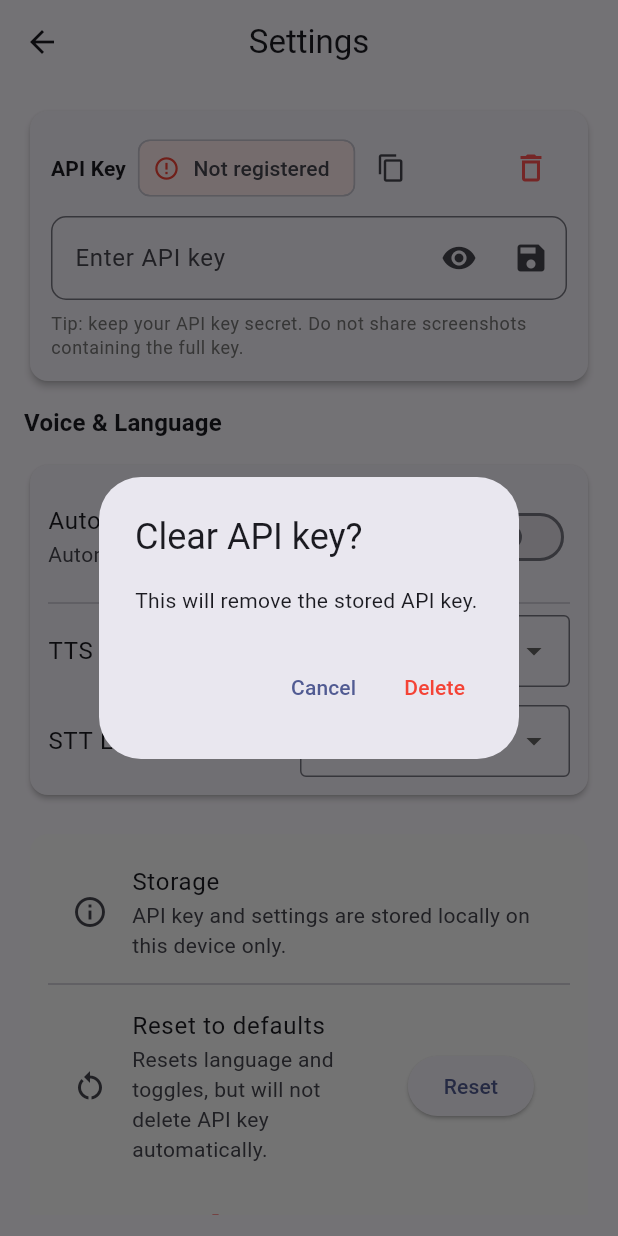
After one commit to Davidbek96/prototype, a Flutter app: the SettingsPage screen opened directly, after a tap on the "delete outline" icon, on a phone screen of 412 x 824 dp. The commit adds this screen. Run offline on Flutter 3.47's test engine with Material 3 defaults, Android fonts, the phone set to English and light mode, and no system bars; our stand-ins replace avatar_glow, battery_plus, connectivity_plus, device_info_plus, flutter_tts, get and 6 more; accounts and stored records are empty.

Commit message:
Added abstract settings page

```diff
--- /dev/null
+++ b/lib/controllers/settings_controller.dart
@@ -0,0 +1,99 @@
+import 'package:flutter/material.dart';
+import 'package:get/get.dart';
+import 'package:get_storage/get_storage.dart';
+
+class SettingsController extends GetxController {
+  final GetStorage _box = GetStorage();
+
+  late TextEditingController apiKeyController;
+  final RxBool apiKeyIsSet = false.obs;
+  final autoPlayTts = false.obs;
+
+  // Separate languages for TTS and STT
+  final ttsLanguage = 'en-US'.obs;
+  final sttLanguage = 'en-US'.obs;
+
+  final List<Map<String, String>> supportedLanguages = [
+    {'code': 'en-US', 'label': 'English (US)'},
+    {'code': 'en-GB', 'label': 'English (UK)'},
+    {'code': 'ko-KR', 'label': 'Korean'},
+    {'code': 'ja-JP', 'label': 'Japanese'},
+    {'code': 'fr-FR', 'label': 'French'},
+    {'code': 'de-DE', 'label': 'German'},
+    {'code': 'es-ES', 'label': 'Spanish'},
+    {'code': 'hi-IN', 'label': 'Hindi'},
+    // add more if needed
+  ];
+
+  // UI state
+  final showApiKey = false.obs;
+  final isSaving = false.obs;
+
+  @override
+  void onInit() {
+    super.onInit();
+    apiKeyController = TextEditingController(text: _box.read('apiKey') ?? '');
+    apiKeyIsSet.value = (apiKeyController.text.trim().isNotEmpty);
+    autoPlayTts.value = _box.read('autoPlayTts') ?? false;
+    ttsLanguage.value =
+        _box.read('ttsLanguage') ?? (_box.read('language') ?? 'en-US');
+    sttLanguage.value =
+        _box.read('sttLanguage') ?? (_box.read('language') ?? 'en-US');
+  }
+
+  /// Save API key to storage (explicit Save button)
+  Future<void> saveApiKey() async {
+    final key = apiKeyController.text.trim();
+    isSaving.value = true;
+    try {
+      if (key.isEmpty) {
+        apiKeyIsSet.value = false;
+        _box.remove('apiKey');
+        Get.snackbar('Setting', 'API key not saved');
+      } else {
+        _box.write('apiKey', key);
+        apiKeyIsSet.value = true;
+        Get.snackbar('Settings', 'API key saved');
+      }
+    } finally {
+      isSaving.value = false;
+    }
+  }
+
+  /// Clear API key (with confirm from UI)
+  Future<void> clearApiKey() async {
+    apiKeyController.clear();
+    _box.remove('apiKey');
+    apiKeyIsSet.value = false;
+  }
+
+  /// Toggle auto-play TTS setting
+  void toggleAutoPlayTts(bool value) {
+    autoPlayTts.value = value;
+    _box.write('autoPlayTts', value);
+  }
+
+  /// Set TTS language and persist
+  void setTtsLanguage(String code) {
+    ttsLanguage.value = code;
+    _box.write('ttsLanguage', code);
+  }
+
+  /// Set STT language and persist
+  void setSttLanguage(String code) {
+    sttLanguage.value = code;
+    _box.write('sttLanguage', code);
+  }
+
+  /// Toggle visibility of API key input
+  void toggleShowApiKey() => showApiKey.value = !showApiKey.value;
+
+  /// Convenience: return stored API key (if any)
+  String? get storedApiKey => _box.read('apiKey');
+
+  @override
+  void onClose() {
+    apiKeyController.dispose();
+    super.onClose();
+  }
+}
--- a/lib/main.dart
+++ b/lib/main.dart
@@ -1,13 +1,17 @@
 import 'package:flutter/material.dart';
 import 'package:get/get.dart';
 import 'package:flutter/services.dart';
+import 'package:get_storage/get_storage.dart';
+import 'package:testapp/controllers/settings_controller.dart';
 import 'pages/home_page.dart';
 import 'controllers/chat_controller.dart';
 
-void main() {
+void main() async {
   WidgetsFlutterBinding.ensureInitialized();
   // Register ChatController globally
   Get.put(ChatController());
+  await GetStorage.init();
+  Get.put(SettingsController());
   runApp(const MyApp());
 }
 
--- a/lib/pages/chat_page.dart
+++ b/lib/pages/chat_page.dart
@@ -5,6 +5,7 @@ import 'package:testapp/widgets/show_list_empty.dart';
 import '../controllers/chat_controller.dart';
 import '../widgets/chat_bubble.dart';
 import '../widgets/input_area.dart';
+import 'settings_page.dart'; // <--- import the settings page
 
 class ChatPage extends StatefulWidget {
   const ChatPage({super.key});
@@ -78,7 +79,16 @@ class _ChatPageState extends State<ChatPage> with WidgetsBindingObserver {
         title: const Text("Gemini Chatbot"),
         actions: [
           Obx(() {
-            if (!ctrl.isStreaming.value) return const SizedBox.shrink();
+            if (!ctrl.isStreaming.value) {
+              return IconButton(
+                tooltip: 'Settings',
+                icon: const Icon(Icons.settings),
+                onPressed: () {
+                  // Navigate to settings page using Get
+                  Get.to(() => const SettingsPage());
+                },
+              );
+            }
             return Padding(
               padding: const EdgeInsets.symmetric(horizontal: 8, vertical: 12),
               child: Row(
--- /dev/null
+++ b/lib/pages/settings_page.dart
@@ -0,0 +1,376 @@
+import 'package:flutter/material.dart';
+import 'package:flutter/services.dart';
+import 'package:get/get.dart';
+import '../controllers/settings_controller.dart';
+
+class SettingsPage extends StatelessWidget {
+  const SettingsPage({super.key});
+
+  @override
+  Widget build(BuildContext context) {
+    // register controller if missing
+    final SettingsController settings = Get.isRegistered<SettingsController>()
+        ? Get.find<SettingsController>()
+        : Get.put(SettingsController());
+
+    final theme = Theme.of(context);
+
+    Widget sectionTitle(String title) => Padding(
+      padding: const EdgeInsets.symmetric(vertical: 12.0),
+      child: Text(
+        title,
+        style: theme.textTheme.titleMedium?.copyWith(
+          fontWeight: FontWeight.w600,
+        ),
+      ),
+    );
+
+    return Scaffold(
+      appBar: AppBar(title: const Text('Settings'), centerTitle: true),
+      body: Padding(
+        padding: const EdgeInsets.symmetric(horizontal: 16.0, vertical: 14.0),
+        child: ListView(
+          children: [
+            // ===== API Key card =====
+            Card(
+              elevation: 2,
+              shape: RoundedRectangleBorder(
+                borderRadius: BorderRadius.circular(12),
+              ),
+              child: Padding(
+                padding: const EdgeInsets.all(14.0),
+                child: Column(
+                  crossAxisAlignment: CrossAxisAlignment.start,
+                  children: [
+                    Row(
+                      children: [
+                        Text(
+                          'API Key',
+                          style: theme.textTheme.titleSmall?.copyWith(
+                            fontWeight: FontWeight.w700,
+                          ),
+                        ),
+                        const SizedBox(width: 8),
+                        Obx(() {
+                          final set = settings.apiKeyIsSet.value;
+                          return Chip(
+                            label: Text(set ? 'Registered' : 'Not registered'),
+                            backgroundColor: set
+                                ? Colors.green.shade100
+                                : Colors.red.shade50,
+                            avatar: Icon(
+                              set ? Icons.check_circle : Icons.error_outline,
+                              size: 18,
+                              color: set ? Colors.green : Colors.red,
+                            ),
+                          );
+                        }),
+                        IconButton(
+                          tooltip: 'Copy to clipboard',
+                          onPressed: () {
+                            final text = settings.apiKeyController.text.trim();
+                            if (text.isNotEmpty) {
+                              Clipboard.setData(ClipboardData(text: text));
+                              Get.snackbar(
+                                'Settings',
+                                'API key copied to clipboard',
+                              );
+                            } else {
+                              Get.snackbar('Settings', 'No API key to copy');
+                            }
+                          },
+                          icon: const Icon(Icons.copy_outlined, size: 20),
+                        ),
+                        const Spacer(),
+                        IconButton(
+                          tooltip: 'Delete API key',
+                          onPressed: () async {
+                            final confirmed = await showDialog<bool>(
+                              context: context,
+                              builder: (_) => AlertDialog(
+                                title: const Text('Clear API key?'),
+                                content: const Text(
+                                  'This will remove the stored API key.',
+                                ),
+                                actions: [
+                                  TextButton(
+                                    onPressed: () =>
+                                        Navigator.pop(context, false),
+                                    child: const Text('Cancel'),
+                                  ),
+                                  TextButton(
+                                    onPressed: () =>
+                                        Navigator.pop(context, true),
+                                    child: const Text(
+                                      'Delete',
+                                      style: TextStyle(color: Colors.red),
+                                    ),
+                                  ),
+                                ],
+                              ),
+                            );
+                            if (confirmed == true) {
+                              await settings.clearApiKey();
+                              Get.snackbar('Settings', 'API key cleared');
+                            }
+                          },
+                          icon: const Icon(
+                            Icons.delete_outline,
+                            color: Colors.redAccent,
+                          ),
+                        ),
+                      ],
+                    ),
+                    const SizedBox(height: 8),
+                    TextField(
+                      controller: settings.apiKeyController,
+                      obscureText: !settings.showApiKey.value,
+                      decoration: InputDecoration(
+                        hintText: 'Enter API key',
+                        border: OutlineInputBorder(
+                          borderRadius: BorderRadius.circular(10),
+                        ),
+                        suffixIcon: Row(
+                          mainAxisSize: MainAxisSize.min,
+                          children: [
+                            Obx(
+                              () => IconButton(
+                                tooltip: settings.showApiKey.value
+                                    ? 'Hide'
+                                    : 'Show',
+                                onPressed: settings.toggleShowApiKey,
+                                icon: Icon(
+                                  settings.showApiKey.value
+                                      ? Icons.visibility_off
+                                      : Icons.visibility,
+                                ),
+                              ),
+                            ),
+                            IconButton(
+                              tooltip: 'Save API key',
+                              onPressed: () async {
+                                await settings.saveApiKey();
+                              },
+                              icon: const Icon(Icons.save),
+                            ),
+                          ],
+                        ),
+                        // ensure suffixIcon spacing doesn't overflow
+                        // (we used Row inside suffixIcon; it's ok on modern Flutter)
+                      ),
+                      onChanged: (_) {
+                        // nothing automatic - user should press Save
+                      },
+                    ),
+                    const SizedBox(height: 8),
+                    Text(
+                      'Tip: keep your API key secret. Do not share screenshots containing the full key.',
+                      style: theme.textTheme.bodySmall?.copyWith(
+                        color: Colors.grey[600],
+                      ),
+                    ),
+                  ],
+                ),
+              ),
+            ),
+
+            // ===== Voice & Language card =====
+            sectionTitle('Voice & Language'),
+            Card(
+              elevation: 1.5,
+              shape: RoundedRectangleBorder(
+                borderRadius: BorderRadius.circular(12),
+              ),
+              child: Padding(
+                padding: const EdgeInsets.all(12.0),
+                child: Column(
+                  children: [
+                    // Auto-play TTS
+                    Obx(() {
+                      return SwitchListTile(
+                        title: const Text('Auto-play TTS'),
+                        subtitle: const Text(
+                          'Automatically play model replies aloud',
+                        ),
+                        value: settings.autoPlayTts.value,
+                        onChanged: settings.toggleAutoPlayTts,
+                        contentPadding: EdgeInsets.zero,
+                      );
+                    }),
+                    const Divider(),
+                    // TTS language
+                    Row(
+                      children: [
+                        Expanded(
+                          child: Text(
+                            'TTS Language',
+                            style: theme.textTheme.bodyLarge,
+                          ),
+                        ),
+                        const SizedBox(width: 12),
+                        SizedBox(
+                          width: 180,
+                          child: Obx(() {
+                            return DropdownButtonFormField<String>(
+                              initialValue: settings.ttsLanguage.value,
+                              decoration: const InputDecoration(
+                                isDense: true,
+                                border: OutlineInputBorder(),
+                              ),
+                              items: settings.supportedLanguages
+                                  .map(
+                                    (lang) => DropdownMenuItem<String>(
+                                      value: lang['code'],
+                                      child: Text(lang['label']!),
+                                    ),
+                                  )
+                                  .toList(),
+                              onChanged: (val) {
+                                if (val != null) {
+                                  settings.setTtsLanguage(val);
+                                  Get.snackbar(
+                                    'Settings',
+                                    'TTS language set to $val',
+                                  );
+                                }
+                              },
+                            );
+                          }),
+                        ),
+                      ],
+                    ),
+                    const SizedBox(height: 12),
+                    // STT language
+                    Row(
+                      children: [
+                        Expanded(
+                          child: Text(
+                            'STT Language',
+                            style: theme.textTheme.bodyLarge,
+                          ),
+                        ),
+                        const SizedBox(width: 12),
+                        SizedBox(
+                          width: 180,
+                          child: Obx(() {
+                            return DropdownButtonFormField<String>(
+                              initialValue: settings.sttLanguage.value,
+                              decoration: const InputDecoration(
+                                isDense: true,
+                                border: OutlineInputBorder(),
+                              ),
+                              items: settings.supportedLanguages
+                                  .map(
+                                    (lang) => DropdownMenuItem<String>(
+                                      value: lang['code'],
+                                      child: Text(lang['label']!),
+                                    ),
+                                  )
+                                  .toList(),
+                              onChanged: (val) {
+                                if (val != null) {
+                                  settings.setSttLanguage(val);
+                                  Get.snackbar(
+                                    'Settings',
+                                    'STT language set to $val',
+                                  );
+                                }
+                              },
+                            );
+                          }),
+                        ),
+                      ],
+                    ),
+                  ],
+                ),
+              ),
+            ),
+
+            const SizedBox(height: 18),
+
+            // ===== Danger / Utilities =====
+            Card(
+              elevation: 0,
+              color: Colors.grey.shade50,
+              shape: RoundedRectangleBorder(
+                borderRadius: BorderRadius.circular(12),
+              ),
+              child: Padding(
+                padding: const EdgeInsets.all(12.0),
+                child: Column(
+                  children: [
+                    ListTile(
+                      leading: const Icon(Icons.info_outline),
+                      title: const Text('Storage'),
+                      subtitle: const Text(
+                        'API key and settings are stored locally on this device only.',
+                      ),
+                    ),
+                    const Divider(),
+                    ListTile(
+                      leading: const Icon(Icons.restart_alt),
+                      title: const Text('Reset to defaults'),
+                      subtitle: const Text(
+                        'Resets language and toggles, but will not delete API key automatically.',
+                      ),
+                      trailing: ElevatedButton(
+                        onPressed: () {
+                          settings.toggleAutoPlayTts(false);
+                          settings.setTtsLanguage('en-US');
+                          settings.setSttLanguage('en-US');
+                          Get.snackbar('Settings', 'Reset applied (defaults)');
+                        },
+                        child: const Text('Reset'),
+                      ),
+                    ),
+                    const SizedBox(height: 8),
+                    TextButton.icon(
+                      onPressed: () async {
+                        final confirmed = await showDialog<bool>(
+                          context: context,
+                          builder: (_) => AlertDialog(
+                            title: const Text('Clear all stored settings?'),
+                            content: const Text(
+                              'This removes saved language & auto-play preferences. API key will remain unless explicitly cleared.',
+                            ),
+                            actions: [
+                              TextButton(
+                                onPressed: () => Navigator.pop(context, false),
+                                child: const Text('Cancel'),
+                              ),
+                              TextButton(
+                                onPressed: () => Navigator.pop(context, true),
+                                child: const Text(
+                                  'Clear',
+                                  style: TextStyle(color: Colors.red),
+                                ),
+                              ),
+                            ],
+                          ),
+                        );
+                        if (confirmed == true) {
+                          // remove stored non-key settings
+                          settings.toggleAutoPlayTts(false);
+                          settings.setTtsLanguage('en-US');
+                          settings.setSttLanguage('en-US');
+                          Get.snackbar('Settings', 'Preferences cleared');
+                        }
+                      },
+                      icon: const Icon(
+                        Icons.delete_forever_outlined,
+                        color: Colors.redAccent,
+                      ),
+                      label: const Text('Clear preferences'),
+                    ),
+                  ],
+                ),
+              ),
+            ),
+
+            const SizedBox(height: 24),
+          ],
+        ),
+      ),
+    );
+  }
+}
--- a/pubspec.yaml
+++ b/pubspec.yaml
@@ -47,6 +47,7 @@ dependencies:
   permission_handler: ^12.0.1
   avatar_glow: ^3.0.1
   get: ^4.7.2
+  get_storage: ^2.1.1
 
 dev_dependencies:
   flutter_test:
```
Also changed, not shown: pubspec.lock.
